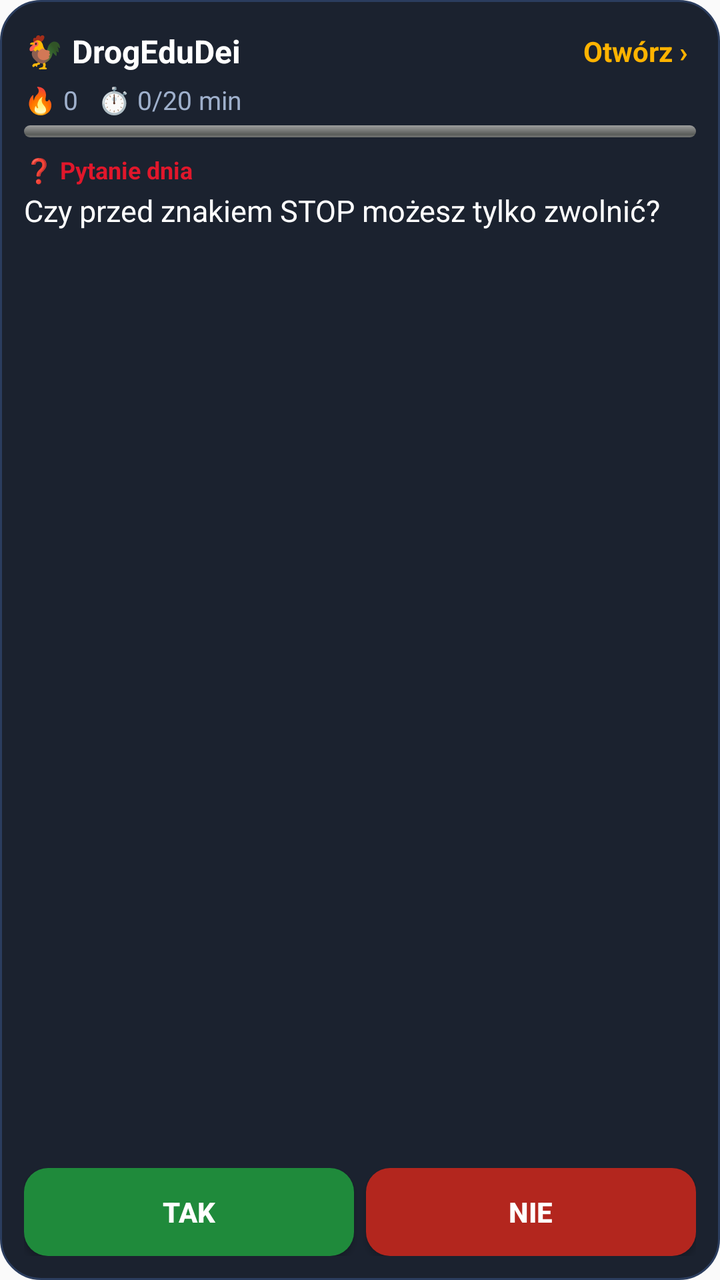
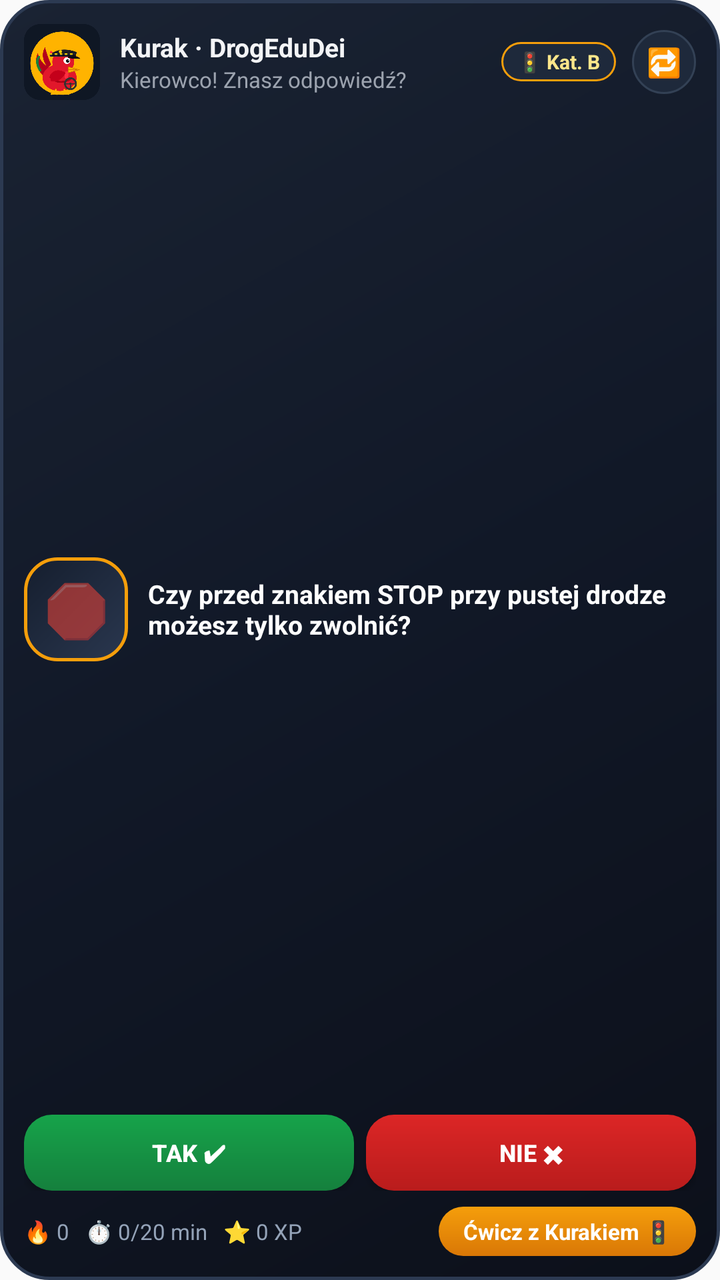

An Android layout rendered at two revisions. The XML below is the earlier revision; the diff shows what the commit changed to produce the second picture.
<!-- AndroidManifest.xml: application theme AppTheme -->
<!-- res/layout/widget_drog.xml -->
<?xml version="1.0" encoding="utf-8"?>
<LinearLayout xmlns:android="http://schemas.android.com/apk/res/android"
    android:layout_width="match_parent"
    android:layout_height="match_parent"
    android:orientation="vertical"
    android:padding="12dp"
    android:background="@drawable/widget_bg">

    <LinearLayout
        android:layout_width="match_parent"
        android:layout_height="wrap_content"
        android:orientation="horizontal"
        android:gravity="center_vertical">
        <TextView
            android:id="@+id/w_title"
            android:layout_width="0dp"
            android:layout_weight="1"
            android:layout_height="wrap_content"
            android:text="🐓 DrogEduDei"
            android:textColor="#FFFFFF"
            android:textStyle="bold"
            android:textSize="16sp" />
        <TextView
            android:id="@+id/w_open"
            android:layout_width="wrap_content"
            android:layout_height="wrap_content"
            android:text="Otwórz ›"
            android:textColor="#FFB300"
            android:textStyle="bold"
            android:padding="4dp"
            android:textSize="14sp" />
    </LinearLayout>

    <TextView
        android:id="@+id/w_stats"
        android:layout_width="match_parent"
        android:layout_height="wrap_content"
        android:layout_marginTop="2dp"
        android:text="🔥 0   ⏱️ 0/20 min"
        android:textColor="#9FB0CC"
        android:textSize="13sp" />

    <ProgressBar
        android:id="@+id/w_progress"
        style="@android:style/Widget.ProgressBar.Horizontal"
        android:layout_width="match_parent"
        android:layout_height="6dp"
        android:layout_marginTop="4dp"
        android:max="20"
        android:progress="0"
        android:progressTint="#FFB300" />

    <TextView
        android:layout_width="match_parent"
        android:layout_height="wrap_content"
        android:layout_marginTop="8dp"
        android:text="❓ Pytanie dnia"
        android:textColor="#E1172B"
        android:textStyle="bold"
        android:textSize="12sp" />

    <TextView
        android:id="@+id/w_question"
        android:layout_width="match_parent"
        android:layout_height="wrap_content"
        android:layout_marginTop="2dp"
        android:text="Czy przed znakiem STOP możesz tylko zwolnić?"
        android:textColor="#FFFFFF"
        android:textSize="15sp"
        android:maxLines="5"
        android:ellipsize="end" />

    <TextView
        android:id="@+id/w_feedback"
        android:layout_width="match_parent"
        android:layout_height="wrap_content"
        android:layout_marginTop="6dp"
        android:textColor="#E8EEF9"
        android:textSize="13sp"
        android:maxLines="4"
        android:ellipsize="end"
        android:visibility="gone" />

    
    <FrameLayout
        android:layout_width="match_parent"
        android:layout_height="0dp"
        android:layout_weight="1" />

    <LinearLayout
        android:id="@+id/w_answers"
        android:layout_width="match_parent"
        android:layout_height="wrap_content"
        android:layout_marginTop="6dp"
        android:orientation="horizontal">
        <Button
            android:id="@+id/w_yes"
            android:layout_width="0dp"
            android:layout_weight="1"
            android:layout_height="44dp"
            android:layout_marginEnd="6dp"
            android:background="@drawable/btn_yes"
            android:text="TAK"
            android:textColor="#FFFFFF"
            android:textStyle="bold" />
        <Button
            android:id="@+id/w_no"
            android:layout_width="0dp"
            android:layout_weight="1"
            android:layout_height="44dp"
            android:background="@drawable/btn_no"
            android:text="NIE"
            android:textColor="#FFFFFF"
            android:textStyle="bold" />
    </LinearLayout>

    <Button
        android:id="@+id/w_next"
        android:layout_width="match_parent"
        android:layout_height="40dp"
        android:layout_marginTop="6dp"
        android:background="@drawable/btn_next"
        android:text="Następne pytanie ›"
        android:textColor="#1A1200"
        android:textStyle="bold"
        android:visibility="gone" />
</LinearLayout>
<!-- resources referenced by this layout -->
<resources>
  <!-- drawable btn_next (drawable) -->
  <?xml version="1.0" encoding="utf-8"?>
  <shape xmlns:android="http://schemas.android.com/apk/res/android" android:shape="rectangle">
      <solid android:color="#FFB300" />
      <corners android:radius="12dp" />
  </shape>
  <!-- drawable btn_no (drawable) -->
  <?xml version="1.0" encoding="utf-8"?>
  <shape xmlns:android="http://schemas.android.com/apk/res/android" android:shape="rectangle">
      <solid android:color="#B3261E" />
      <corners android:radius="12dp" />
  </shape>
  <!-- drawable btn_yes (drawable) -->
  <?xml version="1.0" encoding="utf-8"?>
  <shape xmlns:android="http://schemas.android.com/apk/res/android" android:shape="rectangle">
      <solid android:color="#1F8A3B" />
      <corners android:radius="12dp" />
  </shape>
  <!-- drawable widget_bg (drawable) -->
  <?xml version="1.0" encoding="utf-8"?>
  <shape xmlns:android="http://schemas.android.com/apk/res/android" android:shape="rectangle">
      <solid android:color="#F20F1724" />
      <corners android:radius="20dp" />
      <stroke android:width="1dp" android:color="#2B3D5E" />
  </shape>
  <!-- unchanged entries left out for length: 1 -->
</resources>

<!-- the commit's change to res/layout/widget_drog.xml (unified diff, before → after) -->
@@ -1,127 +1,213 @@
 <?xml version="1.0" encoding="utf-8"?>
 <LinearLayout xmlns:android="http://schemas.android.com/apk/res/android"
+    android:id="@+id/widget_root"
     android:layout_width="match_parent"
     android:layout_height="match_parent"
+    android:background="@drawable/widget_bg"
     android:orientation="vertical"
-    android:padding="12dp"
-    android:background="@drawable/widget_bg">
-
+    android:padding="12dp">
+
+    
     <LinearLayout
         android:layout_width="match_parent"
         android:layout_height="wrap_content"
-        android:orientation="horizontal"
-        android:gravity="center_vertical">
-        <TextView
-            android:id="@+id/w_title"
-            android:layout_width="0dp"
-            android:layout_weight="1"
-            android:layout_height="wrap_content"
-            android:text="🐓 DrogEduDei"
+        android:gravity="center_vertical"
+        android:orientation="horizontal">
+
+        <ImageView
+            android:id="@+id/widget_kurak_avatar"
+            android:layout_width="38dp"
+            android:layout_height="38dp"
+            android:scaleType="fitCenter"
+            android:src="@drawable/widget_kurak"
+            android:contentDescription="Kurak DrogEduDei" />
+
+        <LinearLayout
+            android:layout_width="0dp"
+            android:layout_height="wrap_content"
+            android:layout_marginStart="10dp"
+            android:layout_weight="1"
+            android:orientation="vertical">
+
+            <TextView
+                android:id="@+id/widget_title"
+                android:layout_width="wrap_content"
+                android:layout_height="wrap_content"
+                android:text="Kurak · DrogEduDei"
+                android:textColor="#F3F4F6"
+                android:textSize="13sp"
+                android:textStyle="bold" />
+
+            <TextView
+                android:id="@+id/widget_subtitle"
+                android:layout_width="wrap_content"
+                android:layout_height="wrap_content"
+                android:ellipsize="end"
+                android:maxLines="1"
+                android:text="Kierowco! Znasz odpowiedź?"
+                android:textColor="#9CA3AF"
+                android:textSize="11sp" />
+        </LinearLayout>
+
+        <TextView
+            android:id="@+id/widget_badge"
+            android:layout_width="wrap_content"
+            android:layout_height="wrap_content"
+            android:layout_marginEnd="8dp"
+            android:background="@drawable/widget_badge_bg"
+            android:paddingStart="8dp"
+            android:paddingTop="3dp"
+            android:paddingEnd="8dp"
+            android:paddingBottom="3dp"
+            android:text="🚦 Kat. B"
+            android:textColor="#FDE68A"
+            android:textSize="10sp"
+            android:textStyle="bold" />
+
+        <TextView
+            android:id="@+id/widget_btn_refresh"
+            android:layout_width="32dp"
+            android:layout_height="32dp"
+            android:background="@drawable/widget_refresh_bg"
+            android:gravity="center"
+            android:text="🔁"
+            android:textColor="#E2E8F0"
+            android:textSize="14sp" />
+    </LinearLayout>
+
+    
+    <LinearLayout
+        android:id="@+id/widget_content_container"
+        android:layout_width="match_parent"
+        android:layout_height="0dp"
+        android:layout_marginTop="8dp"
+        android:layout_marginBottom="6dp"
+        android:layout_weight="1"
+        android:gravity="center_vertical"
+        android:orientation="horizontal">
+
+        <FrameLayout
+            android:id="@+id/widget_emoji_box"
+            android:layout_width="52dp"
+            android:layout_height="52dp"
+            android:layout_gravity="center_vertical"
+            android:background="@drawable/widget_emoji_frame">
+
+            <TextView
+                android:id="@+id/widget_emoji"
+                android:layout_width="match_parent"
+                android:layout_height="match_parent"
+                android:gravity="center"
+                android:text="🛑"
+                android:textSize="26sp" />
+        </FrameLayout>
+
+        <LinearLayout
+            android:layout_width="0dp"
+            android:layout_height="wrap_content"
+            android:layout_marginStart="10dp"
+            android:layout_weight="1"
+            android:orientation="vertical">
+
+            <TextView
+                android:id="@+id/widget_question"
+                android:layout_width="match_parent"
+                android:layout_height="wrap_content"
+                android:ellipsize="end"
+                android:maxLines="3"
+                android:text="Czy przed znakiem STOP przy pustej drodze możesz tylko zwolnić?"
+                android:textColor="#FFFFFF"
+                android:textSize="13sp"
+                android:textStyle="bold" />
+
+            <TextView
+                android:id="@+id/widget_feedback"
+                android:layout_width="match_parent"
+                android:layout_height="wrap_content"
+                android:layout_marginTop="3dp"
+                android:ellipsize="end"
+                android:maxLines="3"
+                android:textColor="#E2E8F0"
+                android:textSize="11sp"
+                android:visibility="gone" />
+        </LinearLayout>
+    </LinearLayout>
+
+    
+    <LinearLayout
+        android:id="@+id/widget_answers"
+        android:layout_width="match_parent"
+        android:layout_height="wrap_content"
+        android:orientation="horizontal">
+
+        <Button
+            android:id="@+id/widget_btn_yes"
+            android:layout_width="0dp"
+            android:layout_height="38dp"
+            android:layout_marginEnd="6dp"
+            android:layout_weight="1"
+            android:background="@drawable/btn_yes"
+            android:text="TAK ✔"
             android:textColor="#FFFFFF"
-            android:textStyle="bold"
-            android:textSize="16sp" />
-        <TextView
-            android:id="@+id/w_open"
-            android:layout_width="wrap_content"
-            android:layout_height="wrap_content"
-            android:text="Otwórz ›"
-            android:textColor="#FFB300"
-            android:textStyle="bold"
-            android:padding="4dp"
-            android:textSize="14sp" />
-    </LinearLayout>
-
-    <TextView
-        android:id="@+id/w_stats"
-        android:layout_width="match_parent"
-        android:layout_height="wrap_content"
-        android:layout_marginTop="2dp"
-        android:text="🔥 0   ⏱️ 0/20 min"
-        android:textColor="#9FB0CC"
-        android:textSize="13sp" />
-
-    <ProgressBar
-        android:id="@+id/w_progress"
-        style="@android:style/Widget.ProgressBar.Horizontal"
-        android:layout_width="match_parent"
-        android:layout_height="6dp"
-        android:layout_marginTop="4dp"
-        android:max="20"
-        android:progress="0"
-        android:progressTint="#FFB300" />
-
-    <TextView
+            android:textSize="12sp"
+            android:textStyle="bold" />
+
+        <Button
+            android:id="@+id/widget_btn_no"
+            android:layout_width="0dp"
+            android:layout_height="38dp"
+            android:layout_weight="1"
+            android:background="@drawable/btn_no"
+            android:text="NIE ✖"
+            android:textColor="#FFFFFF"
+            android:textSize="12sp"
+            android:textStyle="bold" />
+    </LinearLayout>
+
+    <Button
+        android:id="@+id/widget_btn_next"
+        android:layout_width="match_parent"
+        android:layout_height="38dp"
+        android:background="@drawable/btn_next"
+        android:text="Następne pytanie 🔁"
+        android:textColor="#1F2937"
+        android:textSize="12sp"
+        android:textStyle="bold"
+        android:visibility="gone" />
+
+    
+    <LinearLayout
         android:layout_width="match_parent"
         android:layout_height="wrap_content"
         android:layout_marginTop="8dp"
-        android:text="❓ Pytanie dnia"
-        android:textColor="#E1172B"
-        android:textStyle="bold"
-        android:textSize="12sp" />
-
-    <TextView
-        android:id="@+id/w_question"
-        android:layout_width="match_parent"
-        android:layout_height="wrap_content"
-        android:layout_marginTop="2dp"
-        android:text="Czy przed znakiem STOP możesz tylko zwolnić?"
-        android:textColor="#FFFFFF"
-        android:textSize="15sp"
-        android:maxLines="5"
-        android:ellipsize="end" />
-
-    <TextView
-        android:id="@+id/w_feedback"
-        android:layout_width="match_parent"
-        android:layout_height="wrap_content"
-        android:layout_marginTop="6dp"
-        android:textColor="#E8EEF9"
-        android:textSize="13sp"
-        android:maxLines="4"
-        android:ellipsize="end"
-        android:visibility="gone" />
-
-    
-    <FrameLayout
-        android:layout_width="match_parent"
-        android:layout_height="0dp"
-        android:layout_weight="1" />
-
-    <LinearLayout
-        android:id="@+id/w_answers"
-        android:layout_width="match_parent"
-        android:layout_height="wrap_content"
-        android:layout_marginTop="6dp"
-        android:orientation="horizontal">
-        <Button
-            android:id="@+id/w_yes"
-            android:layout_width="0dp"
-            android:layout_weight="1"
-            android:layout_height="44dp"
-            android:layout_marginEnd="6dp"
-            android:background="@drawable/btn_yes"
-            android:text="TAK"
+        android:gravity="center_vertical"
+        android:orientation="horizontal">
+
+        <TextView
+            android:id="@+id/widget_stats"
+            android:layout_width="0dp"
+            android:layout_height="wrap_content"
+            android:layout_weight="1"
+            android:ellipsize="end"
+            android:maxLines="1"
+            android:text="🔥 0   ⏱️ 0/20 min   ⭐ 0 XP"
+            android:textColor="#94A3B8"
+            android:textSize="11sp" />
+
+        <TextView
+            android:id="@+id/widget_btn_practice"
+            android:layout_width="wrap_content"
+            android:layout_height="wrap_content"
+            android:background="@drawable/widget_btn_bg"
+            android:clickable="true"
+            android:gravity="center"
+            android:paddingStart="12dp"
+            android:paddingTop="5dp"
+            android:paddingEnd="12dp"
+            android:paddingBottom="5dp"
+            android:text="Ćwicz z Kurakiem 🚦"
             android:textColor="#FFFFFF"
-            android:textStyle="bold" />
-        <Button
-            android:id="@+id/w_no"
-            android:layout_width="0dp"
-            android:layout_weight="1"
-            android:layout_height="44dp"
-            android:background="@drawable/btn_no"
-            android:text="NIE"
-            android:textColor="#FFFFFF"
-            android:textStyle="bold" />
-    </LinearLayout>
-
-    <Button
-        android:id="@+id/w_next"
-        android:layout_width="match_parent"
-        android:layout_height="40dp"
-        android:layout_marginTop="6dp"
-        android:background="@drawable/btn_next"
-        android:text="Następne pytanie ›"
-        android:textColor="#1A1200"
-        android:textStyle="bold"
-        android:visibility="gone" />
+            android:textSize="11sp"
+            android:textStyle="bold" />
+    </LinearLayout>
 </LinearLayout>
<!-- resource entries referenced after the edit -->
@@ -2,29 +2,117 @@
 <resources>
   <!-- drawable btn_next (drawable) -->
   <?xml version="1.0" encoding="utf-8"?>
-  <shape xmlns:android="http://schemas.android.com/apk/res/android" android:shape="rectangle">
-      <solid android:color="#FFB300" />
-      <corners android:radius="12dp" />
-  </shape>
+  <ripple xmlns:android="http://schemas.android.com/apk/res/android"
+      android:color="#FEF08A">
+      <item>
+          <shape android:shape="rectangle">
+              <corners android:radius="14dp" />
+              <gradient
+                  android:type="linear"
+                  android:angle="90"
+                  android:startColor="#D97706"
+                  android:endColor="#F59E0B" />
+          </shape>
+      </item>
+  </ripple>
   <!-- drawable btn_no (drawable) -->
   <?xml version="1.0" encoding="utf-8"?>
-  <shape xmlns:android="http://schemas.android.com/apk/res/android" android:shape="rectangle">
-      <solid android:color="#B3261E" />
-      <corners android:radius="12dp" />
-  </shape>
+  <ripple xmlns:android="http://schemas.android.com/apk/res/android"
+      android:color="#FCA5A5">
+      <item>
+          <shape android:shape="rectangle">
+              <corners android:radius="14dp" />
+              <gradient
+                  android:type="linear"
+                  android:angle="90"
+                  android:startColor="#B91C1C"
+                  android:endColor="#DC2626" />
+          </shape>
+      </item>
+  </ripple>
   <!-- drawable btn_yes (drawable) -->
   <?xml version="1.0" encoding="utf-8"?>
-  <shape xmlns:android="http://schemas.android.com/apk/res/android" android:shape="rectangle">
-      <solid android:color="#1F8A3B" />
+  <ripple xmlns:android="http://schemas.android.com/apk/res/android"
+      android:color="#86EFAC">
+      <item>
+          <shape android:shape="rectangle">
+              <corners android:radius="14dp" />
+              <gradient
+                  android:type="linear"
+                  android:angle="90"
+                  android:startColor="#15803D"
+                  android:endColor="#16A34A" />
+          </shape>
+      </item>
+  </ripple>
+  <!-- drawable widget_badge_bg (drawable) -->
+  <?xml version="1.0" encoding="utf-8"?>
+  <shape xmlns:android="http://schemas.android.com/apk/res/android"
+      android:shape="rectangle">
       <corners android:radius="12dp" />
+      <solid android:color="#1E293B" />
+      <stroke
+          android:width="1dp"
+          android:color="#F59E0B" />
   </shape>
   <!-- drawable widget_bg (drawable) -->
   <?xml version="1.0" encoding="utf-8"?>
-  <shape xmlns:android="http://schemas.android.com/apk/res/android" android:shape="rectangle">
-      <solid android:color="#F20F1724" />
-      <corners android:radius="20dp" />
-      <stroke android:width="1dp" android:color="#2B3D5E" />
+  <shape xmlns:android="http://schemas.android.com/apk/res/android"
+      android:shape="rectangle">
+      <corners android:radius="24dp" />
+      <gradient
+          android:type="linear"
+          android:angle="315"
+          android:startColor="#1A2333"
+          android:centerColor="#111827"
+          android:endColor="#0C101A" />
+      <stroke
+          android:width="1.5dp"
+          android:color="#2C3A52" />
   </shape>
+  <!-- drawable widget_btn_bg (drawable) -->
+  <?xml version="1.0" encoding="utf-8"?>
+  <ripple xmlns:android="http://schemas.android.com/apk/res/android"
+      android:color="#FDE68A">
+      <item>
+          <shape android:shape="rectangle">
+              <corners android:radius="14dp" />
+              <gradient
+                  android:type="linear"
+                  android:angle="90"
+                  android:startColor="#D97706"
+                  android:endColor="#F59E0B" />
+          </shape>
+      </item>
+  </ripple>
+  <!-- drawable widget_emoji_frame (drawable) -->
+  <?xml version="1.0" encoding="utf-8"?>
+  <shape xmlns:android="http://schemas.android.com/apk/res/android"
+      android:shape="rectangle">
+      <corners android:radius="16dp" />
+      <gradient
+          android:type="linear"
+          android:angle="135"
+          android:startColor="#2A374F"
+          android:endColor="#151E2E" />
+      <stroke
+          android:width="1.5dp"
+          android:color="#F59E0B" />
+  </shape>
+  <!-- drawable widget_kurak: png bitmap (drawable, 36940 bytes) -->
+  <!-- drawable widget_refresh_bg (drawable) -->
+  <?xml version="1.0" encoding="utf-8"?>
+  <ripple xmlns:android="http://schemas.android.com/apk/res/android"
+      android:color="#94A3B8">
+      <item>
+          <shape android:shape="oval">
+              <solid android:color="#1E293B" />
+              <stroke
+                  android:width="1dp"
+                  android:color="#334155" />
+          </shape>
+      </item>
+  </ripple>
   <!-- unchanged entries left out for length: 1 -->
 </resources>
 
